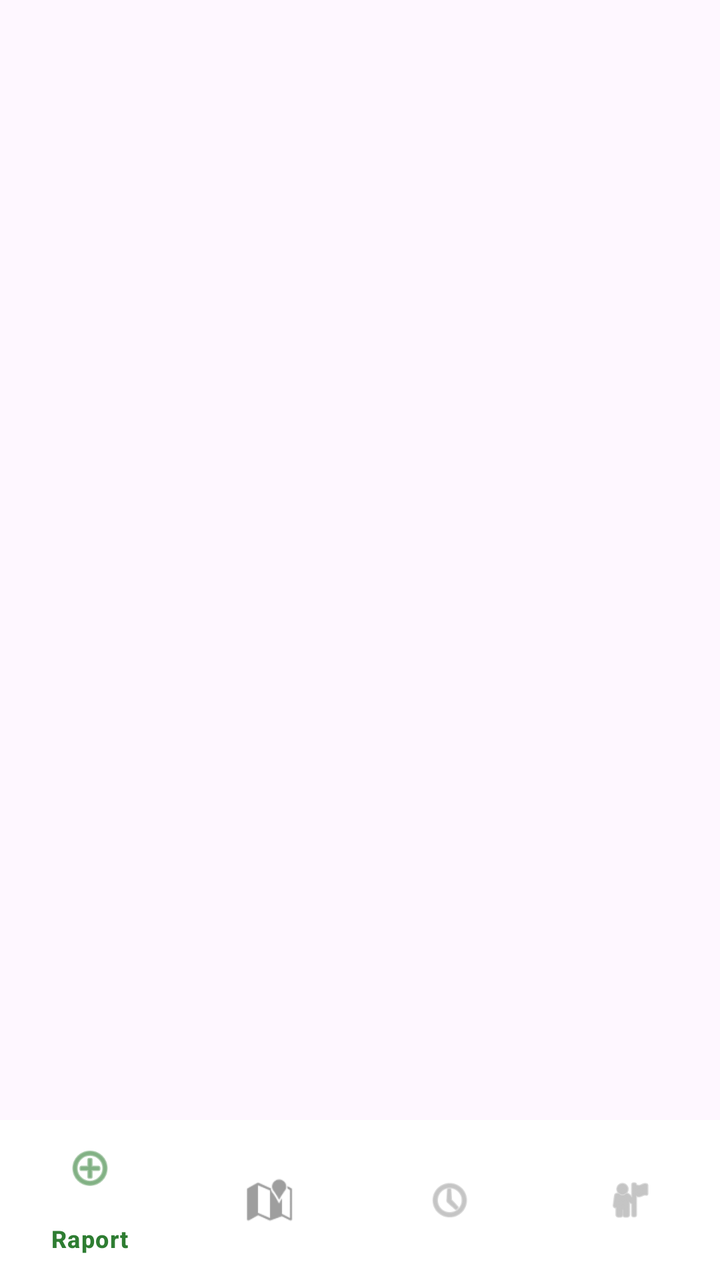
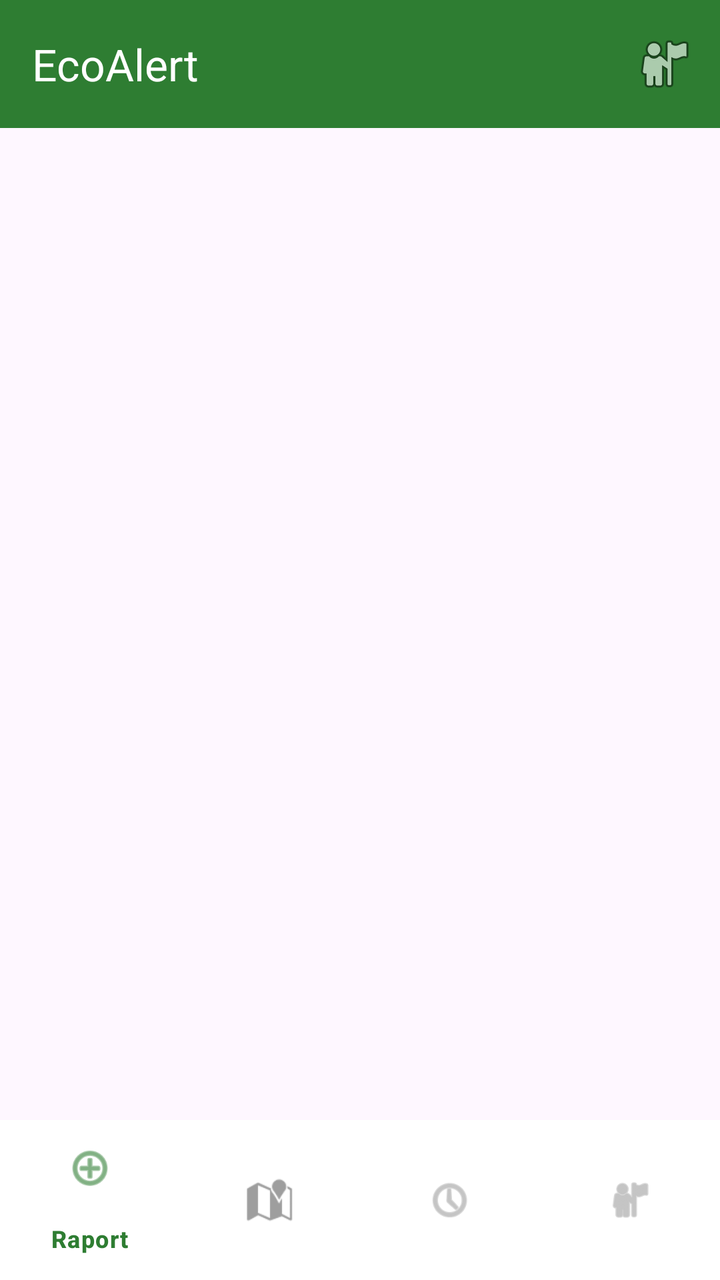

Two renders of the same Android screen: before a commit and after it. Below are the layout's source before the change and the commit's diff.
<!-- AndroidManifest.xml: application theme Theme.EcoAlert -->
<!-- res/layout/activity_main.xml -->
<?xml version="1.0" encoding="utf-8"?>
<androidx.coordinatorlayout.widget.CoordinatorLayout
    xmlns:android="http://schemas.android.com/apk/res/android"
    xmlns:app="http://schemas.android.com/apk/res-auto"
    android:layout_width="match_parent"
    android:layout_height="match_parent">

    
    <FrameLayout
        android:id="@+id/fragment_container"
        android:layout_width="match_parent"
        android:layout_height="match_parent"
        app:layout_behavior="@string/appbar_scrolling_view_behavior" />

    
    <com.google.android.material.bottomnavigation.BottomNavigationView
        android:id="@+id/bottom_navigation"
        android:layout_width="match_parent"
        android:layout_height="wrap_content"
        android:layout_gravity="bottom"
        android:background="@color/white"
        app:elevation="8dp"
        app:itemIconTint="@color/bottom_nav_selector"
        app:itemTextColor="@color/bottom_nav_selector"
        app:menu="@menu/bottom_nav_menu" />

</androidx.coordinatorlayout.widget.CoordinatorLayout>
<!-- resources referenced by this layout -->
<resources>
  <color name="white">#FFFFFF</color>
  <style name="Theme.EcoAlert" parent="Theme.Material3.Light.NoActionBar">
          <item name="colorPrimary">@color/green_primary</item>
          <item name="colorPrimaryVariant">@color/green_primary_dark</item>
          <item name="colorOnPrimary">@color/white</item>
          <item name="colorSecondary">@color/green_secondary</item>
          <item name="colorOnSecondary">@color/black</item>
          <item name="android:statusBarColor">@color/green_primary</item>
      </style>
  <color name="green_primary">#2E7D32</color>
  <color name="green_primary_dark">#1B5E20</color>
  <color name="green_secondary">#66BB6A</color>
  <color name="black">#000000</color>
</resources>

<!-- the commit's change to res/layout/activity_main.xml (unified diff, before → after) -->
@@ -4,6 +4,22 @@
     xmlns:app="http://schemas.android.com/apk/res-auto"
     android:layout_width="match_parent"
     android:layout_height="match_parent">
+
+    <com.google.android.material.appbar.AppBarLayout
+        android:id="@+id/app_bar"
+        android:layout_width="match_parent"
+        android:layout_height="wrap_content">
+
+        <com.google.android.material.appbar.MaterialToolbar
+            android:id="@+id/toolbar"
+            android:layout_width="match_parent"
+            android:layout_height="?attr/actionBarSize"
+            android:background="@color/green_primary"
+            app:title="EcoAlert"
+            app:titleTextColor="@color/white"
+            app:menu="@menu/main_menu" />
+
+    </com.google.android.material.appbar.AppBarLayout>
 
     
     <FrameLayout
